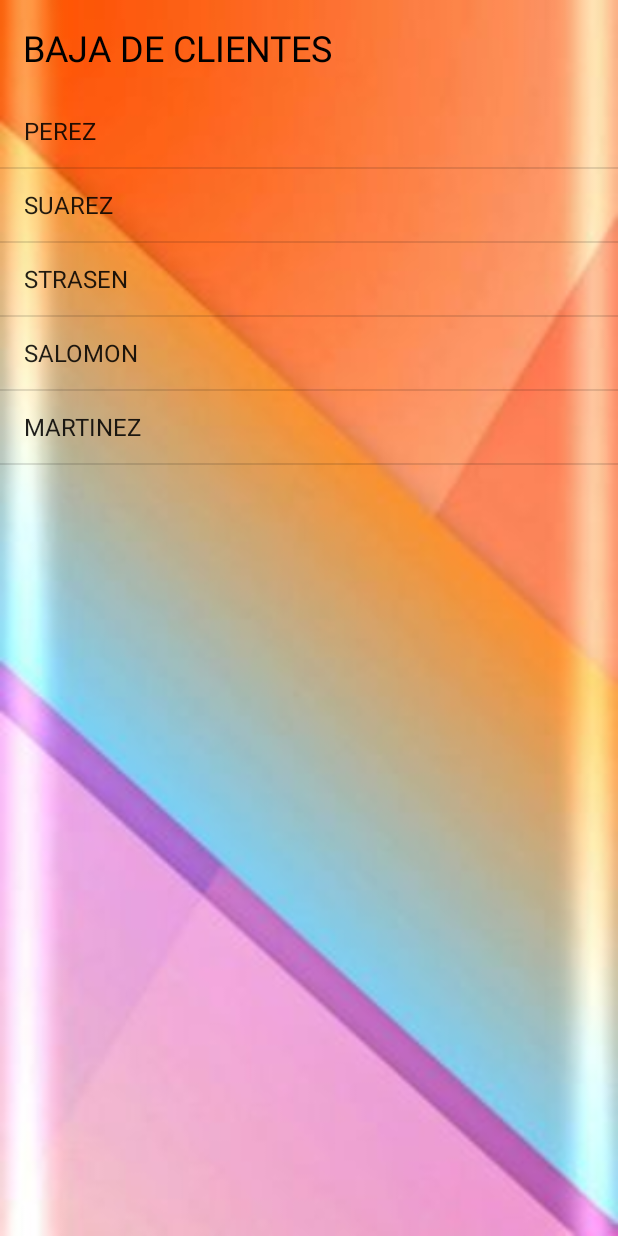
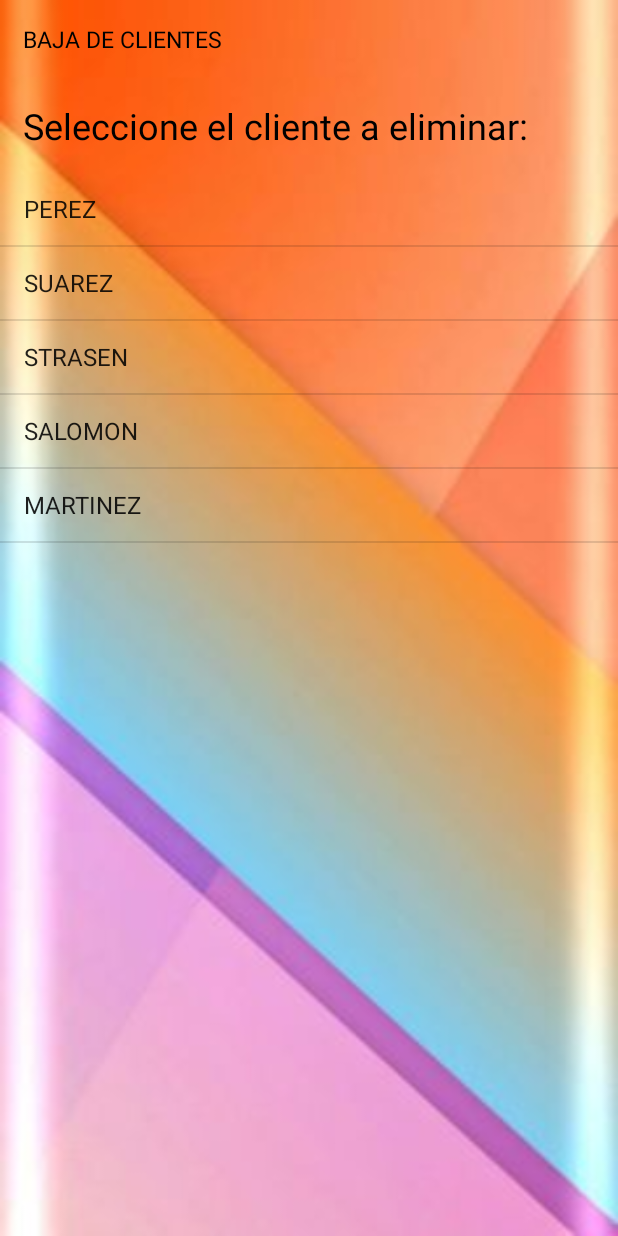
Before and after one commit to jorgesantini/Gestion_Clientes2, an Android app: the BajaActivity screen opened directly, with no data from a screen before it, on a phone screen of 412 x 824 dp. Run offline under Robolectric (Android 15) with nearby library versions, the phone set to English and light mode, and no system bars.

Commit message:
Cambio color spinner

```diff
--- a/app/src/main/res/layout/activity_baja.xml
+++ b/app/src/main/res/layout/activity_baja.xml
@@ -17,6 +17,16 @@
         android:backgroundTint="@color/black"
         android:text="BAJA DE CLIENTES"
         android:textColor="@color/black"
+        android:textSize="15sp" />
+
+    <TextView
+        android:id="@+id/tx_descripcionBaja"
+        android:layout_width="match_parent"
+        android:layout_height="wrap_content"
+        android:layout_margin="15sp"
+        android:backgroundTint="@color/black"
+        android:text="Seleccione el cliente a eliminar:"
+        android:textColor="@color/black"
         android:textSize="24sp" />
 
 
--- a/app/src/main/res/layout/activity_editar.xml
+++ b/app/src/main/res/layout/activity_editar.xml
@@ -36,6 +36,7 @@
         android:layout_marginEnd="80sp"
         android:layout_marginBottom="10sp"
         android:contextClickable="true"
+        android:dropDownSelector="@color/purple_500"
         android:text="CLICK"
         android:textAlignment="center"
         tools:visibility="visible" />
@@ -54,7 +55,6 @@
         android:layout_height="wrap_content"
         android:layout_margin="10sp"
         android:ems="10"
-        android:hint="?"
         android:inputType="textPersonName"
         android:minHeight="48dp"
         android:textColor="@color/white" />
@@ -73,7 +73,6 @@
         android:layout_height="wrap_content"
         android:layout_margin="10sp"
         android:ems="10"
-        android:hint="?"
         android:inputType="textPersonName"
         android:minHeight="48dp"
         android:textColor="@color/white" />
@@ -92,7 +91,6 @@
         android:layout_width="match_parent"
         android:layout_height="wrap_content"
         android:layout_margin="10sp"
-        android:hint="?"
         android:inputType="textPersonName"
         android:minHeight="48dp"
         android:textColor="@color/white" />
--- a/app/src/main/res/layout/spinner_items.xml
+++ b/app/src/main/res/layout/spinner_items.xml
@@ -4,6 +4,6 @@
     android:layout_width="wrap_content"
     android:textSize="22sp"
     android:padding="8sp"
-    android:textColor="#EC0A0A"
-    android:background="#111"
+    android:textColor="#3F51B5"
+    android:background="#ffffff"
     xmlns:android="http://schemas.android.com/apk/res/android" />
```
Also changed, not shown: app/src/main/java/com/example/gestion_clientes/LoginActivity.kt (+5 -5 lines).
